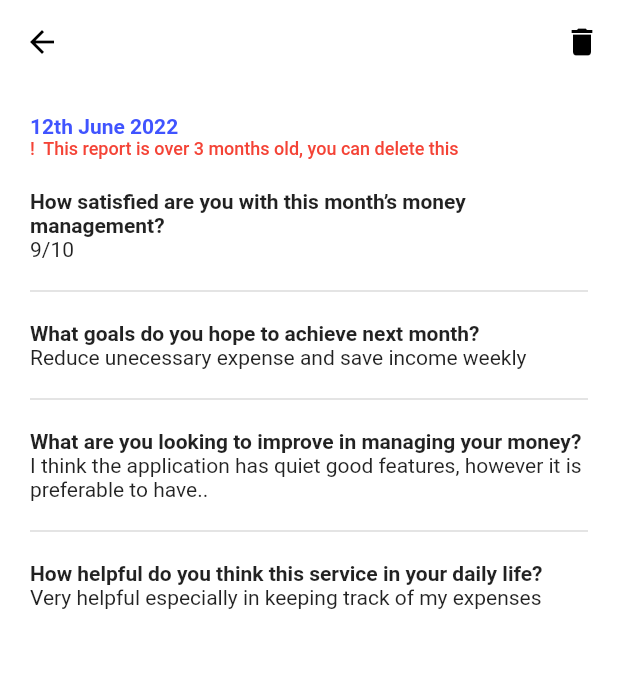
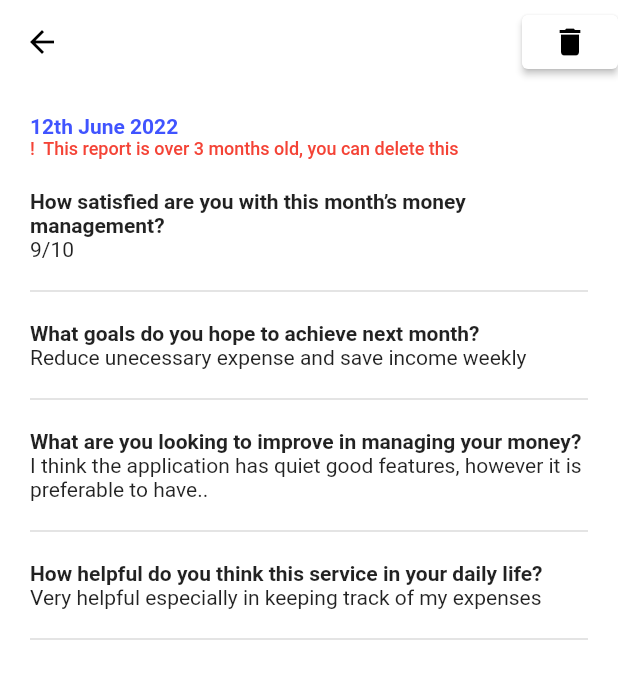
Before and after one commit to PPL-Waffar/iSaveit-flutter, a Flutter app: the FeedbackDetails screen opened directly, on a phone screen of 412 x 824 dp. Shown: the top 679 px of the screen. Run offline on Flutter 3.47's test engine with Material 2 defaults, Android fonts, the phone set to English and light mode, and no system bars; our stand-ins replace carousel_slider, currency_text_input_formatter, shared_preferences; accounts and stored records are empty.

Commit message:
[GREEN] Fix the delete button in the details page

```diff
--- a/lib/page/feedback/feedback_details.dart
+++ b/lib/page/feedback/feedback_details.dart
@@ -1,3 +1,5 @@
+// ignore_for_file: prefer_const_constructors
+
 import 'package:flutter/material.dart';
 import 'package:isaveit/page/feedback/delete_report.dart';
 
@@ -22,12 +24,8 @@ class _FeedbackDetails extends State<FeedbackDetails> {
             icon: const Icon(Icons.arrow_back, color: Colors.black),
             onPressed: () => Navigator.pop(context),
           ),
-          actions: <Widget>[
-            IconButton(
-              icon: const Icon(Icons.delete),
-              color: Colors.black,
-              onPressed: () => Navigator.of(context).push(MaterialPageRoute(builder: (context) => const DeleteReport())),
-            ),
+          actions: const <Widget>[
+            DeleteFeedback()
           ],
         ),
         body: SingleChildScrollView(
@@ -44,22 +42,22 @@ class _FeedbackDetails extends State<FeedbackDetails> {
                       color: Color(0xff4054FF),
                       fontWeight: FontWeight.w700),
                 ),
-              const Text(
+              Text(
                   '!  This report is over 3 months old, you can delete this',
                   style: TextStyle(
                       fontSize: 12,
                       color: Colors.red,
                       fontWeight: FontWeight.w500),
                 ),
-              const SizedBox(
+              SizedBox(
                 height: 20,
               ),
-              const Text(
+              Text(
                 "How satisfied are you with this month’s money management?",
                 style: TextStyle(
                     fontSize: 14, fontWeight: FontWeight.w700),
               ),
-              const Text(
+              Text(
                 '9/10',
                 style: TextStyle(
                     fontSize: 14, fontWeight: FontWeight.w400),
@@ -74,12 +72,12 @@ class _FeedbackDetails extends State<FeedbackDetails> {
                   endIndent: 0,
                 ),
               ),
-              const Text(
+              Text(
                 'What goals do you hope to achieve next month?',
                 style: TextStyle(
                     fontSize: 14, fontWeight: FontWeight.w700),
               ),
-              const Text(
+              Text(
                 'Reduce unecessary expense and save income weekly',
                 style: TextStyle(
                     fontSize: 14, fontWeight: FontWeight.w400),
@@ -94,12 +92,12 @@ class _FeedbackDetails extends State<FeedbackDetails> {
                   endIndent: 0,
                 ),
               ),
-              const Text(
+              Text(
                 'What are you looking to improve in managing your money?',
                 style: TextStyle(
                     fontWeight: FontWeight.w700, fontSize: 14),
               ),
-              const Text(
+              Text(
                 'I think the application has quiet good features, however it is preferable to have..',
                 style: TextStyle(
                     fontWeight: FontWeight.w400, fontSize: 14),
@@ -114,16 +112,26 @@ class _FeedbackDetails extends State<FeedbackDetails> {
                   endIndent: 0,
                 ),
               ),
-              const Text(
+              Text(
                 'How helpful do you think this service in your daily life?',
                 style: TextStyle(
                     fontWeight: FontWeight.w700, fontSize: 14),
               ),
-              const Text(
+              Text(
                 'Very helpful especially in keeping track of my expenses',
                 style: TextStyle(
                     fontWeight: FontWeight.w400, fontSize: 14),
-              )
+              ),
+              Container(
+                margin: const EdgeInsets.only(top: 10, bottom: 10),
+                child: const Divider(
+                  color: Color(0xFFDBDBDB),
+                  height: 20,
+                  thickness: 1,
+                  indent: 0,
+                  endIndent: 0,
+                ),
+              ),
                     ]),
               )
 
```
Also changed, not shown: lib/page/feedback/delete_report.dart (+25 -27 lines), 1 other file.
